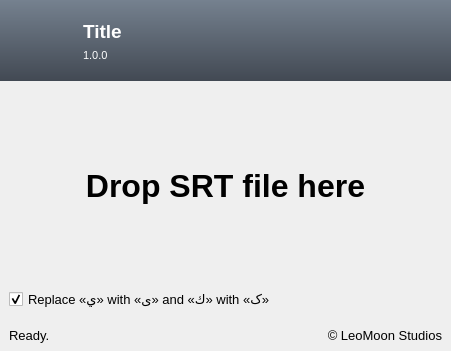
Before: the Qt Designer form src/gui/guiMain.ui in leomoon-studios/leomoon-subfix, drawn with Qt 5.
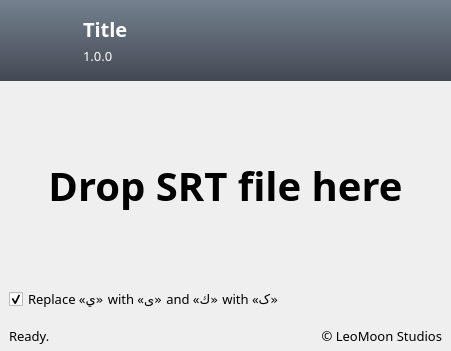
After: the same form once the commit is applied. Icons and pictures are not drawn.

```diff
--- a/src/gui/guiMain.ui
+++ b/src/gui/guiMain.ui
@@ -186,12 +186,19 @@
           </item>
           <item>
            <widget class="QLabel" name="titleLbl">
+            <property name="maximumSize">
+             <size>
+              <width>16777215</width>
+              <height>25</height>
+             </size>
+            </property>
             <property name="font">
              <font>
-              <family>Tahoma</family>
-              <pointsize>14</pointsize>
+              <family>Vazir</family>
+              <pointsize>15</pointsize>
               <weight>75</weight>
               <bold>true</bold>
+              <stylestrategy>PreferDefault</stylestrategy>
              </font>
             </property>
             <property name="text">
@@ -203,8 +210,8 @@
            <widget class="QLabel" name="verLbl">
             <property name="font">
              <font>
-              <family>Tahoma</family>
-              <pointsize>8</pointsize>
+              <family>Vazir</family>
+              <pointsize>10</pointsize>
              </font>
             </property>
             <property name="text">
@@ -247,15 +254,15 @@
         <widget class="QLabel" name="dropLbl">
          <property name="font">
           <font>
-           <family>Tahoma</family>
-           <pointsize>24</pointsize>
+           <family>Vazir</family>
+           <pointsize>30</pointsize>
            <weight>75</weight>
            <italic>false</italic>
            <bold>true</bold>
           </font>
          </property>
          <property name="text">
-          <string>Drop SRT file here</string>
+          <string>Drop SRT f‌ile here</string>
          </property>
          <property name="alignment">
           <set>Qt::AlignCenter</set>
@@ -266,7 +273,7 @@
         <widget class="QCheckBox" name="fixCbox">
          <property name="font">
           <font>
-           <family>Tahoma</family>
+           <family>Vazir</family>
            <pointsize>10</pointsize>
           </font>
          </property>
@@ -330,7 +337,7 @@
         <widget class="QLabel" name="statusLbl">
          <property name="font">
           <font>
-           <family>Tahoma</family>
+           <family>Vazir</family>
            <pointsize>10</pointsize>
           </font>
          </property>
@@ -355,7 +362,7 @@
          </property>
          <property name="font">
           <font>
-           <family>Tahoma</family>
+           <family>Vazir</family>
            <pointsize>10</pointsize>
           </font>
          </property>
```
